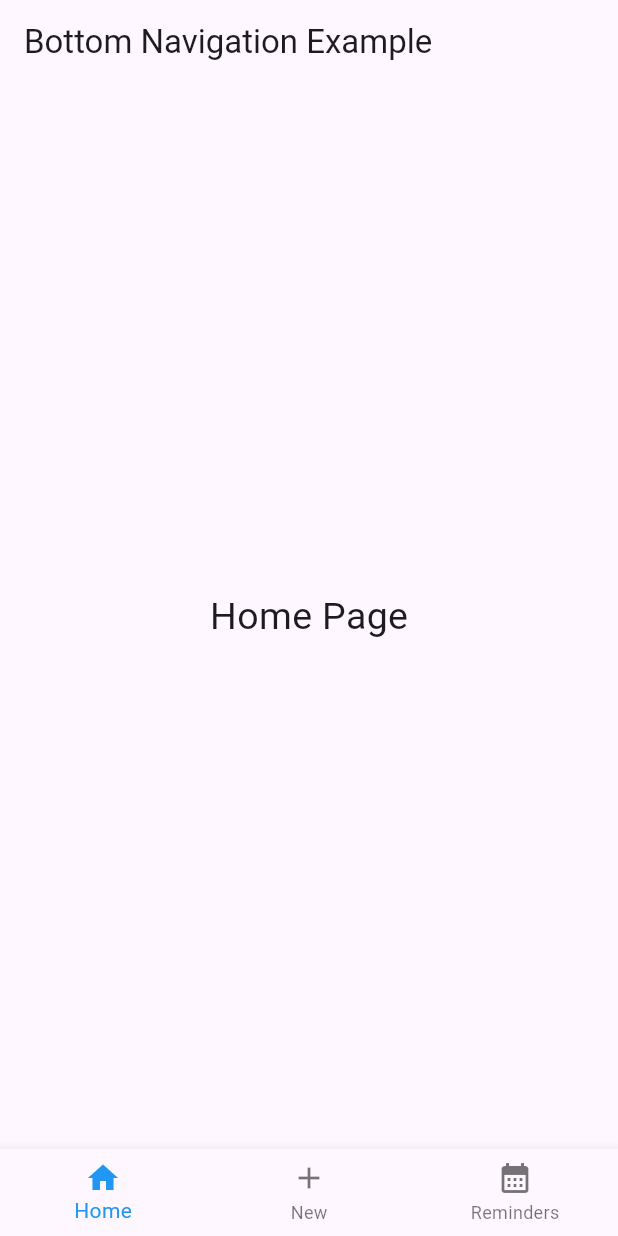
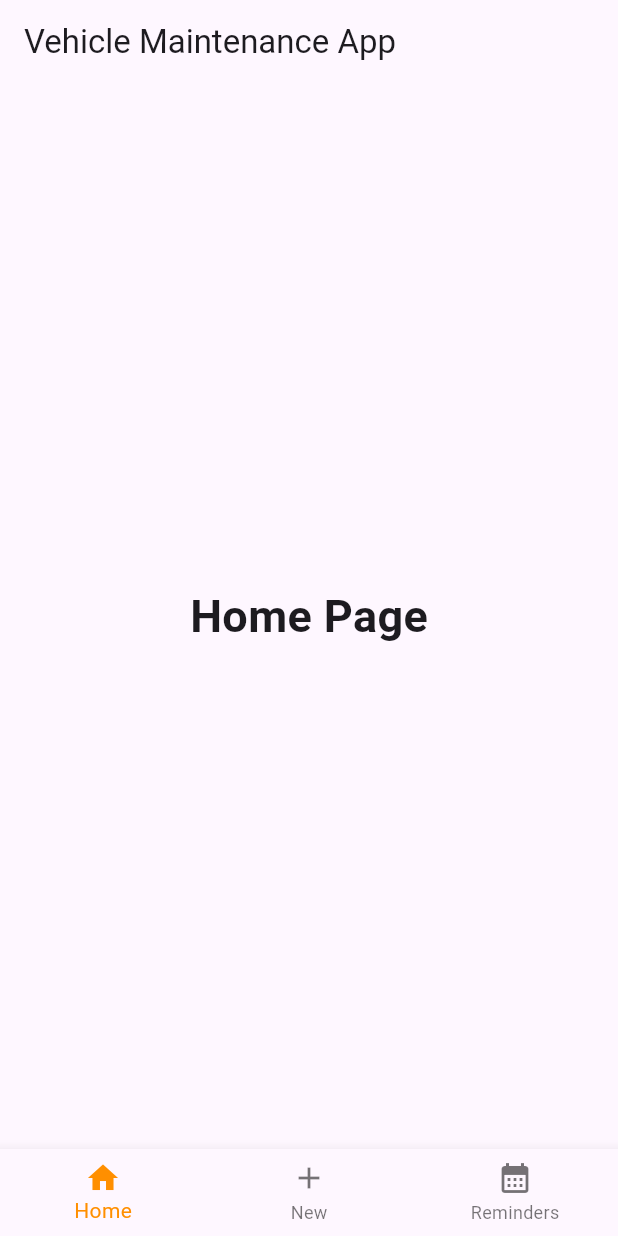
Before and after one commit to Systemized/Vehicle-Maintenance-App, a Flutter app: the screen it shows after launch, on a phone screen of 412 x 824 dp. Run offline on Flutter 3.47's test engine with Material 3 defaults, Android fonts, the phone set to English and light mode, and no system bars.

Commit message:
added pages for bottom navbar

```diff
--- a/lib/main.dart
+++ b/lib/main.dart
@@ -1,35 +1,33 @@
 import 'package:flutter/material.dart';
 
-void main() {
-  runApp(const MyApp());
-}
+import 'pages/home_page.dart';
+import 'pages/new_vehicle_page.dart';
+import 'pages/reminders_page.dart';
+
+void main() => runApp(const MyApp());
 
 class MyApp extends StatelessWidget {
   const MyApp({super.key});
 
   @override
   Widget build(BuildContext context) {
-    return const MaterialApp(
-      debugShowCheckedModeBanner: false,
-      home: BottomNavExample(),
-    );
+    return const MaterialApp(home: VehicleMaintenanceApp());
   }
 }
 
-class BottomNavExample extends StatefulWidget {
-  const BottomNavExample({super.key});
+class VehicleMaintenanceApp extends StatefulWidget {
+  const VehicleMaintenanceApp({super.key});
 
   @override
-  State<BottomNavExample> createState() => _BottomNavExampleState();
+  State<VehicleMaintenanceApp> createState() => _VehicleMaintenanceAppState();
 }
 
-class _BottomNavExampleState extends State<BottomNavExample> {
+class _VehicleMaintenanceAppState extends State<VehicleMaintenanceApp> {
   int _selectedIndex = 0;
-
   static const List<Widget> _pages = <Widget>[
-    Center(child: Text('Home Page', style: TextStyle(fontSize: 25))),
-    Center(child: Text('Add Vehicle Page', style: TextStyle(fontSize: 25))),
-    Center(child: Text('Reminders Page', style: TextStyle(fontSize: 25))),
+    HomePage(),
+    NewVehiclePage(),
+    RemindersPage(),
   ];
 
   void _onItemTapped(int index) {
@@ -41,8 +39,8 @@ class _BottomNavExampleState extends State<BottomNavExample> {
   @override
   Widget build(BuildContext context) {
     return Scaffold(
-      appBar: AppBar(title: const Text('Bottom Navigation Example')),
-      body: _pages[_selectedIndex],
+      appBar: AppBar(title: const Text('Vehicle Maintenance App')),
+      body: Center(child: _pages.elementAt(_selectedIndex)),
       bottomNavigationBar: BottomNavigationBar(
         items: const <BottomNavigationBarItem>[
           BottomNavigationBarItem(icon: Icon(Icons.home), label: 'Home'),
@@ -50,7 +48,7 @@ class _BottomNavExampleState extends State<BottomNavExample> {
           BottomNavigationBarItem(icon: Icon(Icons.calendar_month), label: 'Reminders'),
         ],
         currentIndex: _selectedIndex,
-        selectedItemColor: Colors.blue,
+        selectedItemColor: Colors.amber[800],
         onTap: _onItemTapped,
       ),
     );
--- /dev/null
+++ b/lib/pages/home_page.dart
@@ -0,0 +1,12 @@
+import 'package:flutter/material.dart';
+
+class HomePage extends StatelessWidget {
+  const HomePage({super.key});
+
+  @override
+  Widget build(BuildContext context) {
+    return Center(
+      child: Text('Home Page', style: TextStyle(fontSize: 30, fontWeight: FontWeight.bold)),
+    );
+  }
+}
```
Also changed, not shown: lib/pages/new_vehicle_page.dart (added, +12 -0 lines), lib/pages/reminders_page.dart (added, +12 -0 lines).
